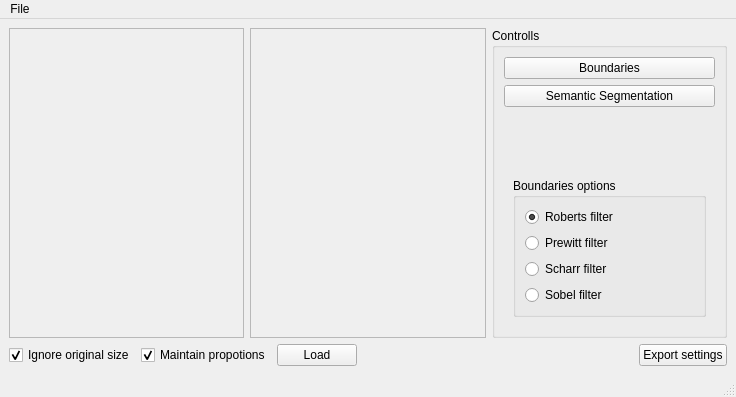
This is python/mainwindow.ui in nikkonrom/imager as Qt 5 draws it before an edit. The edited form follows.
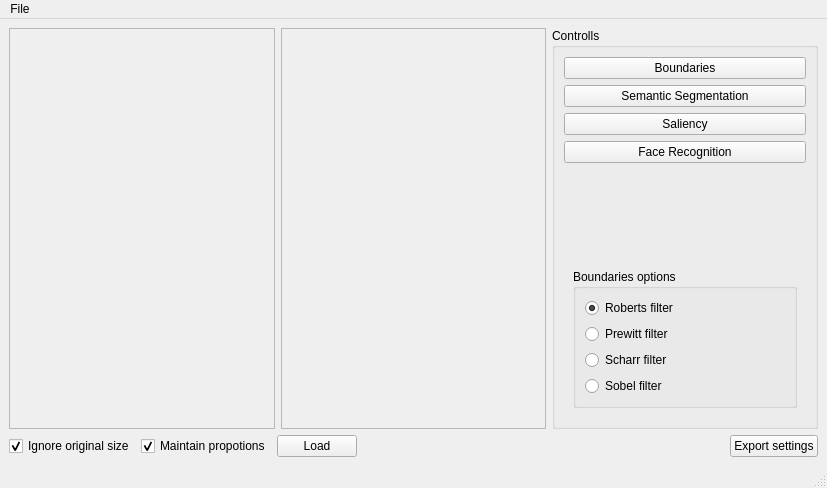
This is the edited form. Icons and pictures are not drawn. Custom widgets are drawn as their Qt base class.

Commit message: Saliency option added

```diff
--- a/python/mainwindow.ui
+++ b/python/mainwindow.ui
@@ -6,8 +6,8 @@
    <rect>
     <x>0</x>
     <y>0</y>
-    <width>736</width>
-    <height>397</height>
+    <width>827</width>
+    <height>488</height>
    </rect>
   </property>
   <property name="windowTitle">
@@ -70,6 +70,20 @@
                </property>
               </widget>
              </item>
+             <item>
+              <widget class="QPushButton" name="pushButtonImageSaliency">
+               <property name="text">
+                <string>Saliency</string>
+               </property>
+              </widget>
+             </item>
+             <item>
+              <widget class="QPushButton" name="pushButtonFaceRecognition">
+               <property name="text">
+                <string>Face Recognition</string>
+               </property>
+              </widget>
+             </item>
              <item>
               <spacer name="verticalSpacer">
                <property name="orientation">
@@ -252,7 +266,7 @@
     <rect>
      <x>0</x>
      <y>0</y>
-     <width>736</width>
+     <width>827</width>
      <height>22</height>
     </rect>
    </property>
```
The commit also changes 7 other files.
